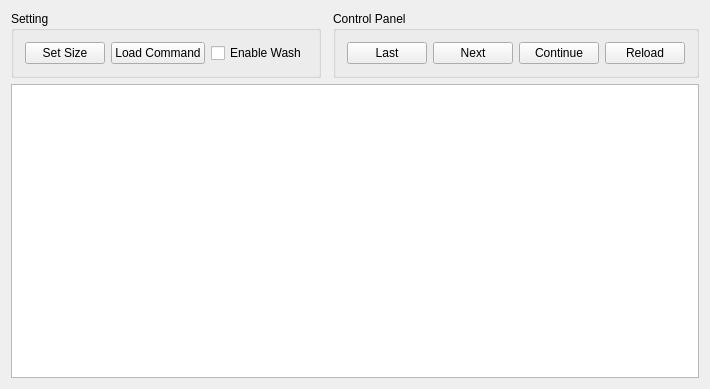
Before: the Qt Designer form mainwindow.ui in GodofTheFallen/DMFB-Simulator, drawn with Qt 5.
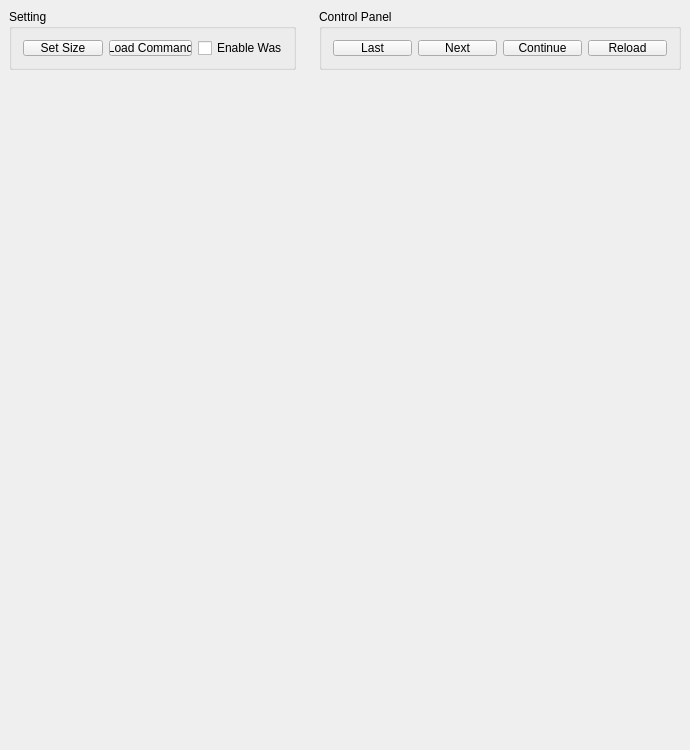
After: the same form once the commit is applied.

The edit to the form file:
```diff
--- a/mainwindow.ui
+++ b/mainwindow.ui
@@ -7,32 +7,28 @@
     <x>0</x>
     <y>0</y>
     <width>690</width>
-    <height>389</height>
+    <height>750</height>
    </rect>
   </property>
+  <property name="sizePolicy">
+   <sizepolicy hsizetype="Fixed" vsizetype="Fixed">
+    <horstretch>0</horstretch>
+    <verstretch>0</verstretch>
+   </sizepolicy>
+  </property>
   <property name="windowTitle">
    <string>DMFB-Simulator v1.0</string>
   </property>
   <widget class="QWidget" name="centralWidget">
-   <layout class="QGridLayout" name="gridLayout">
-    <item row="0" column="1">
-     <spacer name="horizontalSpacer_3">
-      <property name="orientation">
-       <enum>Qt::Horizontal</enum>
-      </property>
-      <property name="sizeHint" stdset="0">
-       <size>
-        <width>40</width>
-        <height>20</height>
-       </size>
-      </property>
-     </spacer>
-    </item>
-    <item row="1" column="0" colspan="3">
-     <widget class="QGraphicsView" name="graphicsView"/>
-    </item>
-    <item row="0" column="0">
      <widget class="QGroupBox" name="groupBox_Setting">
+    <property name="geometry">
+     <rect>
+      <x>9</x>
+      <y>9</y>
+      <width>287</width>
+      <height>61</height>
+     </rect>
+    </property>
       <property name="title">
        <string>Setting</string>
       </property>
@@ -60,9 +56,15 @@
        </item>
       </layout>
      </widget>
-    </item>
-    <item row="0" column="2">
      <widget class="QGroupBox" name="groupBox_Control">
+    <property name="geometry">
+     <rect>
+      <x>319</x>
+      <y>9</y>
+      <width>362</width>
+      <height>61</height>
+     </rect>
+    </property>
       <property name="title">
        <string>Control Panel</string>
       </property>
@@ -97,8 +99,22 @@
        </item>
       </layout>
      </widget>
-    </item>
-   </layout>
+   <widget class="QWidget" name="PaintWidget" native="true">
+    <property name="geometry">
+     <rect>
+      <x>20</x>
+      <y>80</y>
+      <width>650</width>
+      <height>650</height>
+     </rect>
+    </property>
+    <property name="sizePolicy">
+     <sizepolicy hsizetype="Fixed" vsizetype="Fixed">
+      <horstretch>0</horstretch>
+      <verstretch>0</verstretch>
+     </sizepolicy>
+    </property>
+   </widget>
   </widget>
  </widget>
  <layoutdefault spacing="6" margin="11"/>
```
Lines whose indentation alone changed are shown as unchanged.
